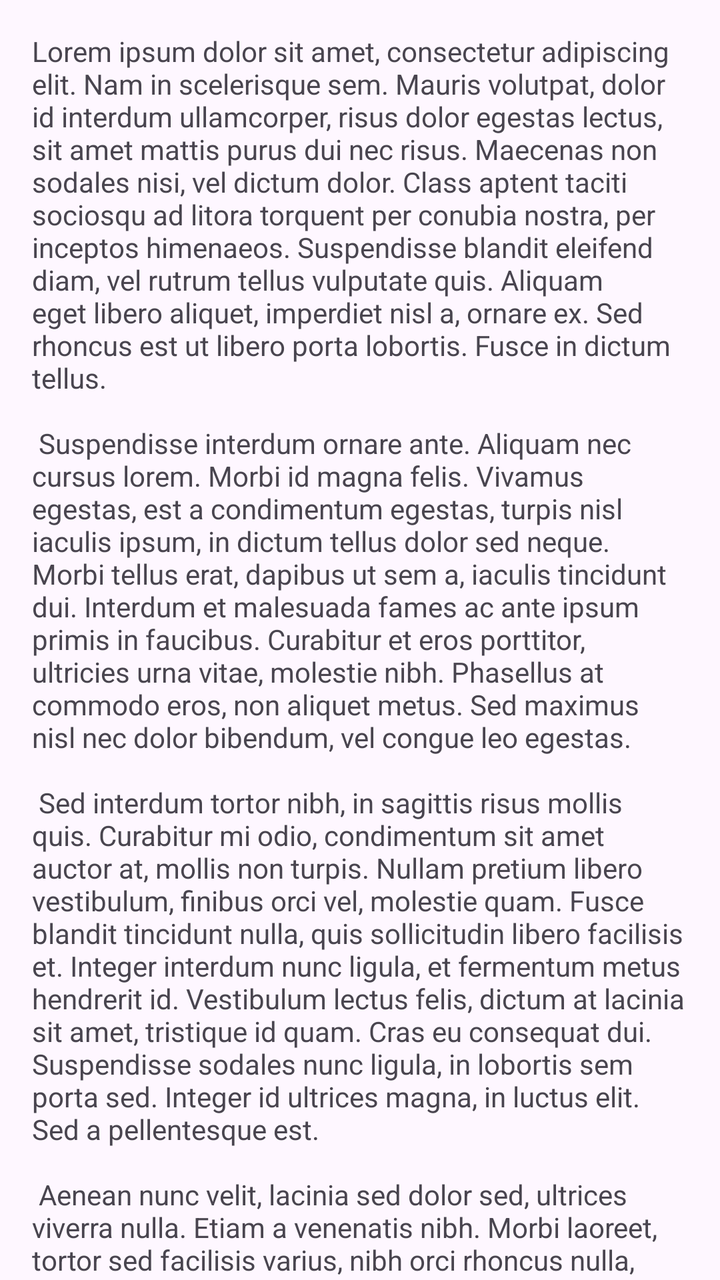
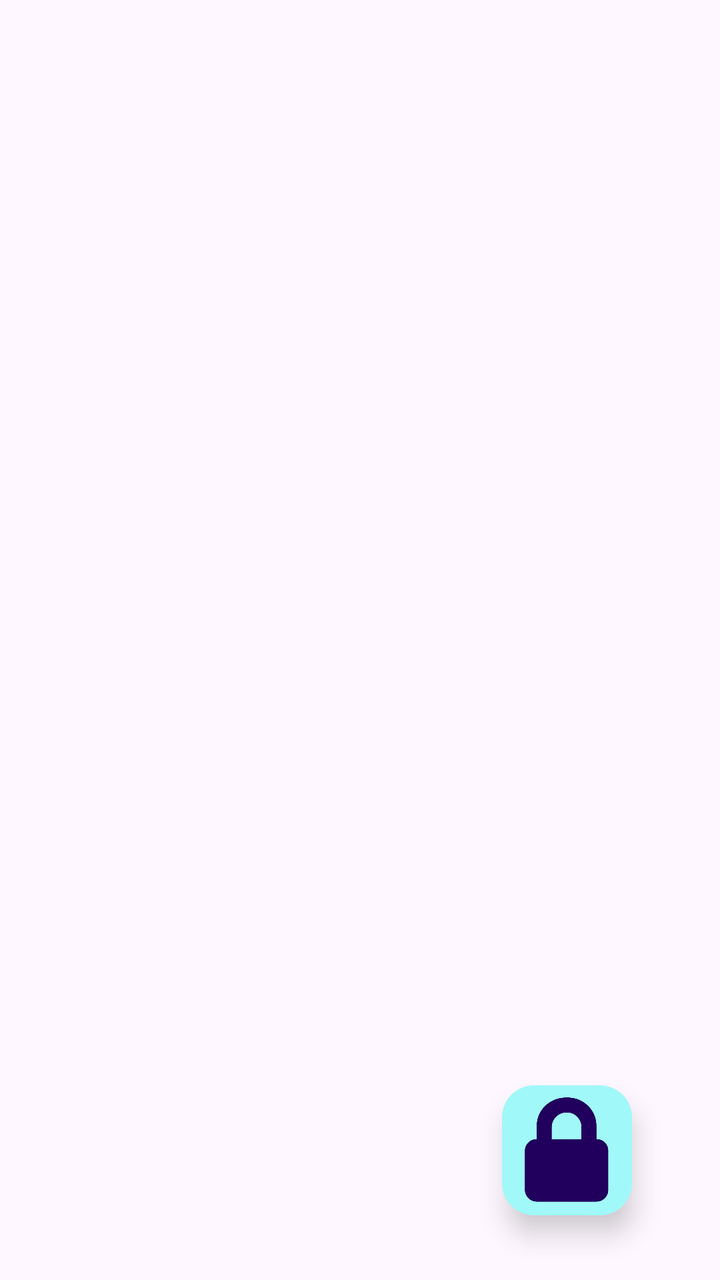

Two renders of the same Android screen: before a commit and after it. Below are the layout's source before the change and the commit's diff.
<!-- AndroidManifest.xml: application theme Theme.YAPM -->
<!-- res/layout/fragment_first.xml -->
<?xml version="1.0" encoding="utf-8"?>
<androidx.core.widget.NestedScrollView xmlns:android="http://schemas.android.com/apk/res/android"
    xmlns:app="http://schemas.android.com/apk/res-auto"
    xmlns:tools="http://schemas.android.com/tools"
    android:layout_width="match_parent"
    android:layout_height="match_parent"
    tools:context=".FirstFragment">

    <androidx.constraintlayout.widget.ConstraintLayout
        android:layout_width="match_parent"
        android:layout_height="match_parent"
        android:padding="16dp">

        <TextView
            android:id="@+id/textview_first"
            android:layout_width="wrap_content"
            android:layout_height="wrap_content"
            android:text="@string/lorem_ipsum"
            app:layout_constraintBottom_toBottomOf="parent"
            app:layout_constraintEnd_toEndOf="parent"
            app:layout_constraintStart_toStartOf="parent" />
    </androidx.constraintlayout.widget.ConstraintLayout>
</androidx.core.widget.NestedScrollView>
<!-- resources referenced by this layout -->
<resources>
  <string name="lorem_ipsum">
          Lorem ipsum dolor sit amet, consectetur adipiscing elit. Nam in scelerisque sem. Mauris
          volutpat, dolor id interdum ullamcorper, risus dolor egestas lectus, sit amet mattis purus
          dui nec risus. Maecenas non sodales nisi, vel dictum dolor. Class aptent taciti sociosqu ad
          litora torquent per conubia nostra, per inceptos himenaeos. Suspendisse blandit eleifend
          diam, vel rutrum tellus vulputate quis. Aliquam eget libero aliquet, imperdiet nisl a,
          ornare ex. Sed rhoncus est ut libero porta lobortis. Fusce in dictum tellus.\n\n
          Suspendisse interdum ornare ante. Aliquam nec cursus lorem. Morbi id magna felis. Vivamus
          egestas, est a condimentum egestas, turpis nisl iaculis ipsum, in dictum tellus dolor sed
          neque. Morbi tellus erat, dapibus ut sem a, iaculis tincidunt dui. Interdum et malesuada
          fames ac ante ipsum primis in faucibus. Curabitur et eros porttitor, ultricies urna vitae,
          molestie nibh. Phasellus at commodo eros, non aliquet metus. Sed maximus nisl nec dolor
          bibendum, vel congue leo egestas.\n\n
          Sed interdum tortor nibh, in sagittis risus mollis quis. Curabitur mi odio, condimentum sit
          amet auctor at, mollis non turpis. Nullam pretium libero vestibulum, finibus orci vel,
          molestie quam. Fusce blandit tincidunt nulla, quis sollicitudin libero facilisis et. Integer
          interdum nunc ligula, et fermentum metus hendrerit id. Vestibulum lectus felis, dictum at
          lacinia sit amet, tristique id quam. Cras eu consequat dui. Suspendisse sodales nunc ligula,
          in lobortis sem porta sed. Integer id ultrices magna, in luctus elit. Sed a pellentesque
          est.\n\n
          Aenean nunc velit, lacinia sed dolor sed, ultrices viverra nulla. Etiam a venenatis nibh.
          Morbi laoreet, tortor sed facilisis varius, nibh orci rhoncus nulla, id elementum leo dui
          non lorem. Nam mollis ipsum quis auctor varius. Quisque elementum eu libero sed commodo. In
          eros nisl, imperdiet vel imperdiet et, scelerisque a mauris. Pellentesque varius ex nunc,
          quis imperdiet eros placerat ac. Duis finibus orci et est auctor tincidunt. Sed non viverra
          ipsum. Nunc quis augue egestas, cursus lorem at, molestie sem. Morbi a consectetur ipsum, a
          placerat diam. Etiam vulputate dignissim convallis. Integer faucibus mauris sit amet finibus
          convallis.\n\n
          Phasellus in aliquet mi. Pellentesque habitant morbi tristique senectus et netus et
          malesuada fames ac turpis egestas. In volutpat arcu ut felis sagittis, in finibus massa
          gravida. Pellentesque id tellus orci. Integer dictum, lorem sed efficitur ullamcorper,
          libero justo consectetur ipsum, in mollis nisl ex sed nisl. Donec maximus ullamcorper
          sodales. Praesent bibendum rhoncus tellus nec feugiat. In a ornare nulla. Donec rhoncus
          libero vel nunc consequat, quis tincidunt nisl eleifend. Cras bibendum enim a justo luctus
          vestibulum. Fusce dictum libero quis erat maximus, vitae volutpat diam dignissim.
      </string>
  <style name="Theme.YAPM" parent="Base.Theme.YAPM" />
  <style name="Base.Theme.YAPM" parent="Theme.Material3.DayNight.NoActionBar">
          
          
      </style>
</resources>

<!-- the commit's change to res/layout/fragment_first.xml (unified diff, before → after) -->
@@ -1,23 +1,164 @@
 <?xml version="1.0" encoding="utf-8"?>
-<androidx.core.widget.NestedScrollView xmlns:android="http://schemas.android.com/apk/res/android"
+<androidx.constraintlayout.widget.ConstraintLayout xmlns:android="http://schemas.android.com/apk/res/android"
     xmlns:app="http://schemas.android.com/apk/res-auto"
     xmlns:tools="http://schemas.android.com/tools"
+    android:id="@+id/nestedScrollView"
     android:layout_width="match_parent"
     android:layout_height="match_parent"
     tools:context=".FirstFragment">
 
-    <androidx.constraintlayout.widget.ConstraintLayout
-        android:layout_width="match_parent"
-        android:layout_height="match_parent"
-        android:padding="16dp">
+    <com.google.android.material.floatingactionbutton.FloatingActionButton
+        android:id="@+id/floatingActionButton"
+        android:layout_width="wrap_content"
+        android:layout_height="wrap_content"
+        android:layout_marginStart="311dp"
+        android:layout_marginTop="510dp"
+        android:layout_marginEnd="44dp"
+        android:clickable="true"
+        android:src="@drawable/glossy_purple_padlock_icon__1_"
+        android:visibility="visible"
+        app:backgroundTint="#A1F8F8"
+        app:borderWidth="0dp"
+        app:elevation="8dp"
+        app:fabCustomSize="65dp"
+        app:fabSize="auto"
+        app:hoveredFocusedTranslationZ="5dp"
+        app:layout_constraintBottom_toBottomOf="parent"
+        app:layout_constraintEnd_toEndOf="parent"
+        app:layout_constraintHorizontal_bias="1.0"
+        app:layout_constraintStart_toStartOf="parent"
+        app:layout_constraintTop_toTopOf="parent"
+        app:maxImageSize="60dp" />
 
-        <TextView
-            android:id="@+id/textview_first"
-            android:layout_width="wrap_content"
-            android:layout_height="wrap_content"
-            android:text="@string/lorem_ipsum"
-            app:layout_constraintBottom_toBottomOf="parent"
-            app:layout_constraintEnd_toEndOf="parent"
-            app:layout_constraintStart_toStartOf="parent" />
-    </androidx.constraintlayout.widget.ConstraintLayout>
-</androidx.core.widget.NestedScrollView>
+    <com.google.android.material.floatingactionbutton.FloatingActionButton
+        android:id="@+id/fabImport"
+        android:layout_width="wrap_content"
+        android:layout_height="wrap_content"
+        android:layout_marginStart="311dp"
+        android:layout_marginEnd="44dp"
+        android:layout_marginBottom="100dp"
+        android:clickable="true"
+        android:src="@drawable/glossy_violet_plus_icon__1_"
+        android:visibility="invisible"
+        app:backgroundTint="#A9A9A9"
+        app:fabSize="mini"
+        app:layout_constraintBottom_toBottomOf="parent"
+        app:layout_constraintEnd_toEndOf="parent"
+        app:layout_constraintStart_toStartOf="parent"
+        app:layout_constraintTop_toTopOf="parent"
+        app:maxImageSize="30dp" />
+
+    <com.google.android.material.floatingactionbutton.FloatingActionButton
+        android:id="@+id/fabView"
+        android:layout_width="wrap_content"
+        android:layout_height="wrap_content"
+        android:layout_marginStart="311dp"
+        android:layout_marginTop="50dp"
+        android:layout_marginEnd="44dp"
+        android:clickable="true"
+        android:src="@drawable/glossy_purple_refresh_icon__1_"
+        android:visibility="invisible"
+        app:backgroundTint="#A9A9A9"
+        app:fabSize="mini"
+        app:layout_constraintBottom_toBottomOf="parent"
+        app:layout_constraintEnd_toEndOf="parent"
+        app:layout_constraintStart_toStartOf="parent"
+        app:layout_constraintTop_toTopOf="parent"
+        app:maxImageSize="30dp" />
+
+    <com.google.android.material.floatingactionbutton.FloatingActionButton
+        android:id="@+id/fabUpdate"
+        android:layout_width="wrap_content"
+        android:layout_height="wrap_content"
+        android:layout_marginStart="311dp"
+        android:layout_marginTop="200dp"
+        android:layout_marginEnd="44dp"
+        android:clickable="true"
+        android:src="@drawable/glossy_purple_search_sparkle_icon__1_"
+        android:visibility="invisible"
+        app:backgroundTint="#A9A9A9"
+        app:fabSize="mini"
+        app:layout_constraintBottom_toBottomOf="parent"
+        app:layout_constraintEnd_toEndOf="parent"
+        app:layout_constraintStart_toStartOf="parent"
+        app:layout_constraintTop_toTopOf="parent"
+        app:maxImageSize="30dp" />
+
+    <com.google.android.material.floatingactionbutton.FloatingActionButton
+        android:id="@+id/fabAdd"
+        android:layout_width="wrap_content"
+        android:layout_height="wrap_content"
+        android:layout_marginStart="311dp"
+        android:layout_marginTop="350dp"
+        android:layout_marginEnd="44dp"
+        android:clickable="true"
+        android:src="@drawable/glossy_purple_directional_arrows__1_"
+        android:visibility="invisible"
+        app:backgroundTint="#A9A9A9"
+        app:fabSize="mini"
+        app:layout_constraintBottom_toBottomOf="parent"
+        app:layout_constraintEnd_toEndOf="parent"
+        app:layout_constraintStart_toStartOf="parent"
+        app:layout_constraintTop_toTopOf="parent"
+        app:maxImageSize="30dp" />
+
+    <TextView
+        android:id="@+id/Create"
+        android:layout_width="wrap_content"
+        android:layout_height="30dp"
+        android:layout_marginStart="90dp"
+        android:layout_marginBottom="100dp"
+        android:text="Create"
+        android:textColor="#7227F6"
+        android:textSize="20dp"
+        android:visibility="invisible"
+        app:layout_constraintBottom_toBottomOf="parent"
+        app:layout_constraintEnd_toEndOf="parent"
+        app:layout_constraintStart_toStartOf="parent"
+        app:layout_constraintTop_toTopOf="parent" />
+
+    <TextView
+        android:id="@+id/Update"
+        android:layout_width="wrap_content"
+        android:layout_height="30dp"
+        android:layout_marginStart="85dp"
+        android:layout_marginTop="55dp"
+        android:text="Update"
+        android:textColor="#7227F6"
+        android:textSize="20dp"
+        android:visibility="invisible"
+        app:layout_constraintBottom_toBottomOf="parent"
+        app:layout_constraintEnd_toEndOf="parent"
+        app:layout_constraintStart_toStartOf="parent"
+        app:layout_constraintTop_toTopOf="parent" />
+
+    <TextView
+        android:id="@+id/Search"
+        android:layout_width="wrap_content"
+        android:layout_height="30dp"
+        android:layout_marginStart="85dp"
+        android:layout_marginTop="200dp"
+        android:text="Search"
+        android:textColor="#7227F6"
+        android:textSize="20dp"
+        android:visibility="invisible"
+        app:layout_constraintBottom_toBottomOf="parent"
+        app:layout_constraintEnd_toEndOf="parent"
+        app:layout_constraintStart_toStartOf="parent"
+        app:layout_constraintTop_toTopOf="parent" />
+
+    <TextView
+        android:id="@+id/Imp_exp"
+        android:layout_width="wrap_content"
+        android:layout_height="30dp"
+        android:layout_marginTop="350dp"
+        android:text="Import/ Export"
+        android:textColor="#7227F6"
+        android:textSize="20dp"
+        android:visibility="invisible"
+        app:layout_constraintBottom_toBottomOf="parent"
+        app:layout_constraintEnd_toEndOf="parent"
+        app:layout_constraintStart_toStartOf="parent"
+        app:layout_constraintTop_toTopOf="parent" />
+
+</androidx.constraintlayout.widget.ConstraintLayout>
<!-- resource entries referenced after the edit -->
@@ -1,41 +1,10 @@
 <!-- resources referenced by this layout -->
 <resources>
-  <string name="lorem_ipsum">
-          Lorem ipsum dolor sit amet, consectetur adipiscing elit. Nam in scelerisque sem. Mauris
-          volutpat, dolor id interdum ullamcorper, risus dolor egestas lectus, sit amet mattis purus
-          dui nec risus. Maecenas non sodales nisi, vel dictum dolor. Class aptent taciti sociosqu ad
-          litora torquent per conubia nostra, per inceptos himenaeos. Suspendisse blandit eleifend
-          diam, vel rutrum tellus vulputate quis. Aliquam eget libero aliquet, imperdiet nisl a,
-          ornare ex. Sed rhoncus est ut libero porta lobortis. Fusce in dictum tellus.\n\n
-          Suspendisse interdum ornare ante. Aliquam nec cursus lorem. Morbi id magna felis. Vivamus
-          egestas, est a condimentum egestas, turpis nisl iaculis ipsum, in dictum tellus dolor sed
-          neque. Morbi tellus erat, dapibus ut sem a, iaculis tincidunt dui. Interdum et malesuada
-          fames ac ante ipsum primis in faucibus. Curabitur et eros porttitor, ultricies urna vitae,
-          molestie nibh. Phasellus at commodo eros, non aliquet metus. Sed maximus nisl nec dolor
-          bibendum, vel congue leo egestas.\n\n
-          Sed interdum tortor nibh, in sagittis risus mollis quis. Curabitur mi odio, condimentum sit
-          amet auctor at, mollis non turpis. Nullam pretium libero vestibulum, finibus orci vel,
-          molestie quam. Fusce blandit tincidunt nulla, quis sollicitudin libero facilisis et. Integer
-          interdum nunc ligula, et fermentum metus hendrerit id. Vestibulum lectus felis, dictum at
-          lacinia sit amet, tristique id quam. Cras eu consequat dui. Suspendisse sodales nunc ligula,
-          in lobortis sem porta sed. Integer id ultrices magna, in luctus elit. Sed a pellentesque
-          est.\n\n
-          Aenean nunc velit, lacinia sed dolor sed, ultrices viverra nulla. Etiam a venenatis nibh.
-          Morbi laoreet, tortor sed facilisis varius, nibh orci rhoncus nulla, id elementum leo dui
-          non lorem. Nam mollis ipsum quis auctor varius. Quisque elementum eu libero sed commodo. In
-          eros nisl, imperdiet vel imperdiet et, scelerisque a mauris. Pellentesque varius ex nunc,
-          quis imperdiet eros placerat ac. Duis finibus orci et est auctor tincidunt. Sed non viverra
-          ipsum. Nunc quis augue egestas, cursus lorem at, molestie sem. Morbi a consectetur ipsum, a
-          placerat diam. Etiam vulputate dignissim convallis. Integer faucibus mauris sit amet finibus
-          convallis.\n\n
-          Phasellus in aliquet mi. Pellentesque habitant morbi tristique senectus et netus et
-          malesuada fames ac turpis egestas. In volutpat arcu ut felis sagittis, in finibus massa
-          gravida. Pellentesque id tellus orci. Integer dictum, lorem sed efficitur ullamcorper,
-          libero justo consectetur ipsum, in mollis nisl ex sed nisl. Donec maximus ullamcorper
-          sodales. Praesent bibendum rhoncus tellus nec feugiat. In a ornare nulla. Donec rhoncus
-          libero vel nunc consequat, quis tincidunt nisl eleifend. Cras bibendum enim a justo luctus
-          vestibulum. Fusce dictum libero quis erat maximus, vitae volutpat diam dignissim.
-      </string>
+  <!-- drawable glossy_purple_directional_arrows__1_: png bitmap (drawable, 490343 bytes) -->
+  <!-- drawable glossy_purple_padlock_icon__1_: png bitmap (drawable, 628277 bytes) -->
+  <!-- drawable glossy_purple_refresh_icon__1_: png bitmap (drawable, 613435 bytes) -->
+  <!-- drawable glossy_purple_search_sparkle_icon__1_: png bitmap (drawable, 525256 bytes) -->
+  <!-- drawable glossy_violet_plus_icon__1_: png bitmap (drawable, 406515 bytes) -->
   <style name="Theme.YAPM" parent="Base.Theme.YAPM" />
   <style name="Base.Theme.YAPM" parent="Theme.Material3.DayNight.NoActionBar">
           
